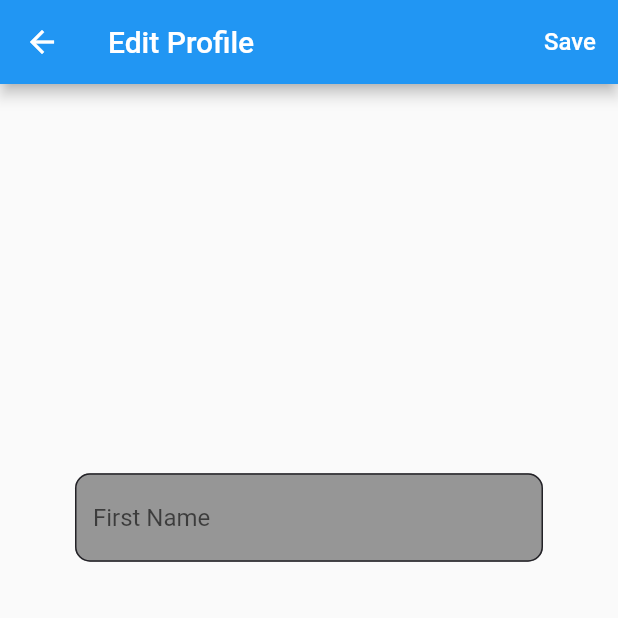
After one commit to julysNICK/games_finish_flutter, a Flutter app: the ProfileScreen screen opened directly, after a tap on "First Name", on a phone screen of 412 x 824 dp, the top half of it. The commit adds this screen. Run offline on Flutter 3.47's test engine with Material 2 defaults, Android fonts, the phone set to English and light mode, and no system bars.

Commit message:
add edit field screen

```diff
--- /dev/null
+++ b/lib/screens/edit_profile/edit_profile_screen.dart
@@ -0,0 +1,63 @@
+import 'package:flutter/material.dart';
+
+class EditProfileScreen extends StatefulWidget {
+  String name;
+  EditProfileScreen({super.key, required this.name});
+
+  @override
+  State<EditProfileScreen> createState() => _EditProfileScreenState();
+}
+
+class _EditProfileScreenState extends State<EditProfileScreen> {
+  @override
+  Widget build(BuildContext context) {
+    return Scaffold(
+      appBar: AppBar(
+        title: const Text('Edit Profile'),
+        actions: [
+          TextButton(
+            onPressed: () {},
+            child: const Text(
+              'Save',
+              style: TextStyle(
+                color: Colors.white,
+                fontSize: 16,
+              ),
+            ),
+          ),
+        ],
+      ),
+      body: Column(
+        mainAxisAlignment: MainAxisAlignment.center,
+        crossAxisAlignment: CrossAxisAlignment.center,
+        children: [
+          Container(
+            padding: const EdgeInsets.symmetric(horizontal: 50),
+            child: TextField(
+              decoration: InputDecoration(
+                hintText: widget.name,
+                enabledBorder: const OutlineInputBorder(
+                  borderRadius: BorderRadius.all(Radius.circular(10)),
+                  borderSide: BorderSide(
+                    color: Color(0xFF232227),
+                  ),
+                ),
+                focusedBorder: OutlineInputBorder(
+                  borderRadius: const BorderRadius.all(Radius.circular(10)),
+                  borderSide: BorderSide(
+                    color: Colors.black.withOpacity(0.4),
+                  ),
+                ),
+                filled: true,
+                fillColor: Colors.black.withOpacity(0.4),
+              ),
+            ),
+          ),
+          const SizedBox(
+            height: 190,
+          ),
+        ],
+      ),
+    );
+  }
+}
--- a/lib/screens/profile/profile_screen.dart
+++ b/lib/screens/profile/profile_screen.dart
@@ -41,7 +41,6 @@ class _ProfileScreenState extends State<ProfileScreen> {
                     image: AssetImage('assets/ProfilVector.png'),
                     fit: BoxFit.cover,
                   ),
-                  color: Colors.red,
                   borderRadius: BorderRadius.circular(100),
                   border: Border.all(
                     color: Colors.black,
--- a/lib/screens/profile/widgets/card_information_profile.dart
+++ b/lib/screens/profile/widgets/card_information_profile.dart
@@ -1,4 +1,6 @@
 import 'package:flutter/material.dart';
+
+import '../../edit_profile/edit_profile_screen.dart';
 
 class CardInformation extends StatelessWidget {
   CardInformation({
@@ -11,7 +13,18 @@ class CardInformation extends StatelessWidget {
 
   @override
   Widget build(BuildContext context) {
-    return Container(
+    return GestureDetector(
+      onTap: () {
+        Navigator.push(
+          context,
+          MaterialPageRoute(
+            builder: (context) => EditProfileScreen(
+              name: titleCardProfile,
+            ),
+          ),
+        );
+      },
+      child: Container(
         width: 300,
         padding: const EdgeInsets.symmetric(vertical: 10, horizontal: 10),
         decoration: BoxDecoration(
@@ -46,6 +59,7 @@ class CardInformation extends StatelessWidget {
                 fontWeight: FontWeight.bold,
               )),
         ]),
+      ),
     );
   }
 }
```
Lines whose indentation alone changed are shown as unchanged.
